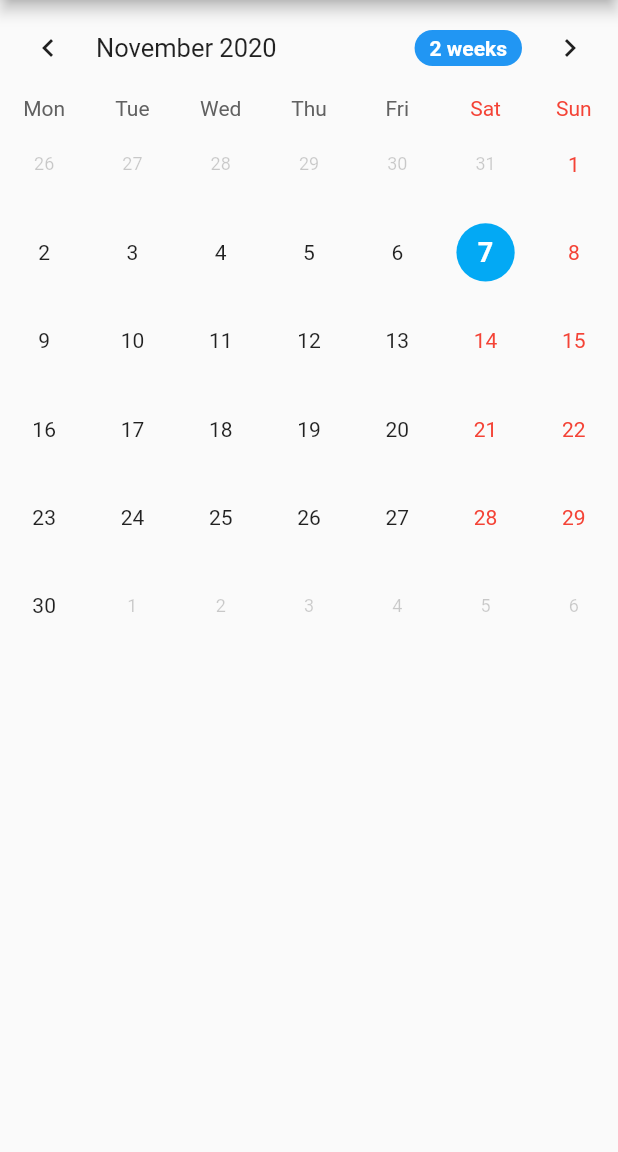
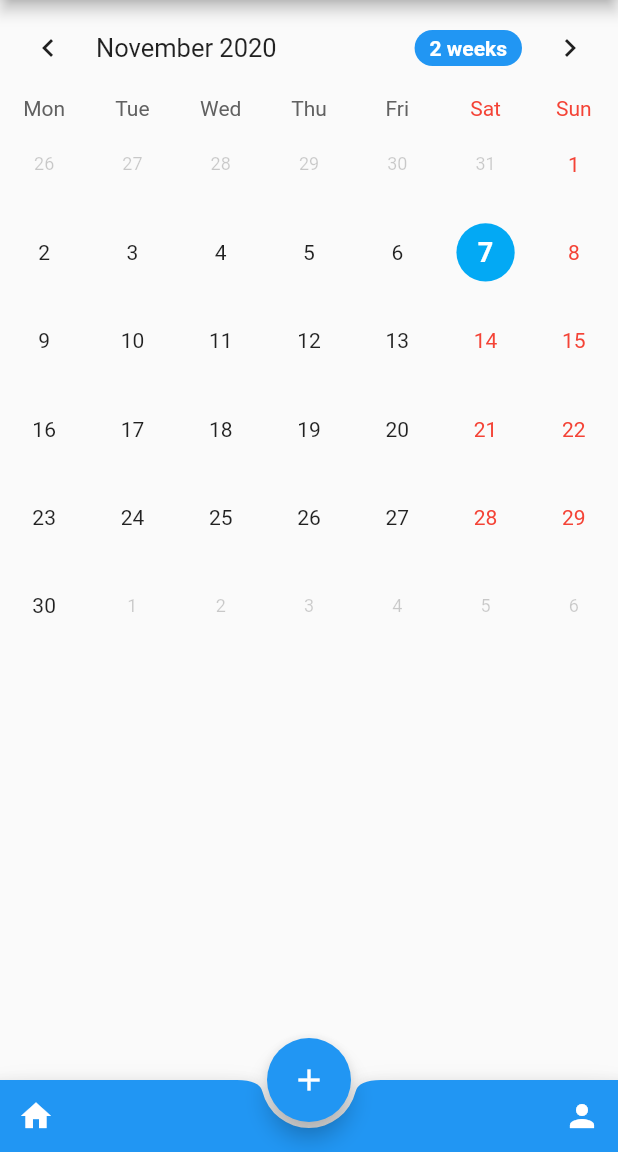
Before and after one commit to ThanhDang143/CalendarApp, a Flutter app: the screen it shows after launch, on a phone screen of 412 x 824 dp, the part 84-1236 px from its top. Run offline on Flutter 3.47's test engine with Material 2 defaults, Android fonts, the phone set to English and light mode, and no system bars; drawn by our look-alikes of table_calendar.

Commit message:
Add BottomAppBar

```diff
--- a/lib/views/HomePage.dart
+++ b/lib/views/HomePage.dart
@@ -1,3 +1,4 @@
+import 'package:calendar_app/views/AddEvents.dart';
 import 'package:calendar_app/widget/widget.dart';
 import 'package:flutter/material.dart';
 import 'package:table_calendar/table_calendar.dart';
@@ -45,28 +46,56 @@ class _HomePageState extends State<HomePage> {
                 ),
               ),
               headerStyle: HeaderStyle(
-                formatButtonDecoration: BoxDecoration(
-                  color: Colors.blue,
-                  borderRadius: BorderRadius.circular(15)
-                ),
-                formatButtonTextStyle: TextStyle(
-                  fontWeight: FontWeight.bold, color: Colors.white
-                )
-              ),
-              onDaySelected: (date, events,_) {
+                  formatButtonDecoration: BoxDecoration(
+                      color: Colors.blue,
+                      borderRadius: BorderRadius.circular(15)),
+                  formatButtonTextStyle: TextStyle(
+                      fontWeight: FontWeight.bold, color: Colors.white)),
+              onDaySelected: (date, events, _) {
                 print(date.toString());
               },
               builders: CalendarBuilders(
                 selectedDayBuilder: (context, date, events) =>
-                  containerDecor(date, Colors.lightBlue, 50, Colors.white),
-                todayDayBuilder: (context, date, events) =>
-                  containerDecor(date, Colors.blue.withOpacity(0.25), 50, Colors.white),
+                    containerDecor(date, Colors.lightBlue, 50, Colors.white),
+                todayDayBuilder: (context, date, events) => containerDecor(
+                    date, Colors.blue.withOpacity(0.25), 50, Colors.white),
               ),
-
               calendarController: _calendarController,
-            )
+            ),
           ],
         ),
+      ),
+      floatingActionButton: FloatingActionButton(
+        child: Icon(Icons.add),
+        onPressed: () {
+          Navigator.push(
+            context,
+            MaterialPageRoute(builder: (context) => AddEvents()),
+          );
+        },
+      ),
+      floatingActionButtonLocation: FloatingActionButtonLocation.centerDocked,
+      bottomNavigationBar: BottomAppBar(
+        child: Row(
+          mainAxisAlignment: MainAxisAlignment.spaceBetween,
+          children: <Widget>[
+            IconButton(
+                icon: Icon(Icons.home),
+                color: Colors.white,
+                onPressed: () {
+                  print("Home");
+                }),
+            IconButton(
+              icon: Icon(Icons.person),
+                color: Colors.white,
+                onPressed: () {
+                  print("Acc");
+                }
+            ),
+          ],
+        ),
+        shape: CircularNotchedRectangle(),
+        color: Colors.blue,
       ),
     );
   }
--- a/lib/widget/widget.dart
+++ b/lib/widget/widget.dart
@@ -26,3 +26,7 @@ Widget containerDecor(DateTime date, Color boxColor, double borderRadius, Color
     )
   );
 }
+
+Widget aaa() {
+  return Scaffold();
+}
```
Also changed, not shown: lib/views/AddEvents.dart (added, +25 -0 lines).
